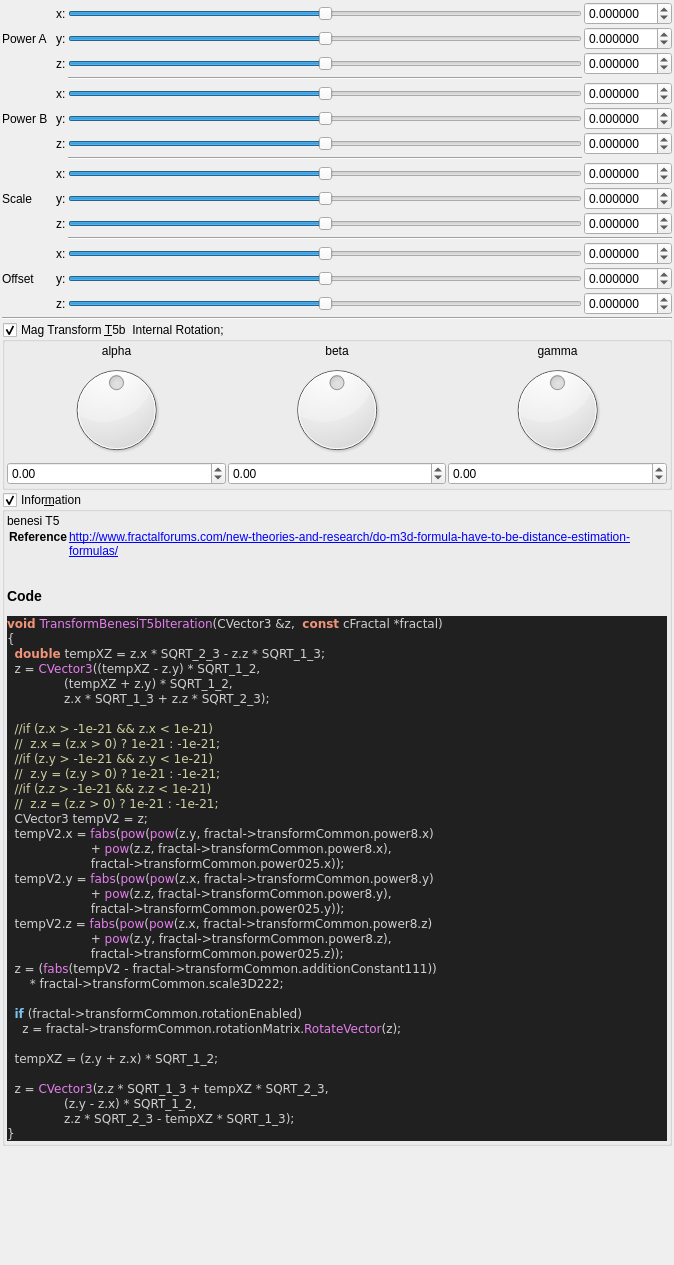
Qt form mandelbulber2/qt_data/fractal_transf_benesi_T5b.ui (buddhi1980/mandelbulber2) before a commit.
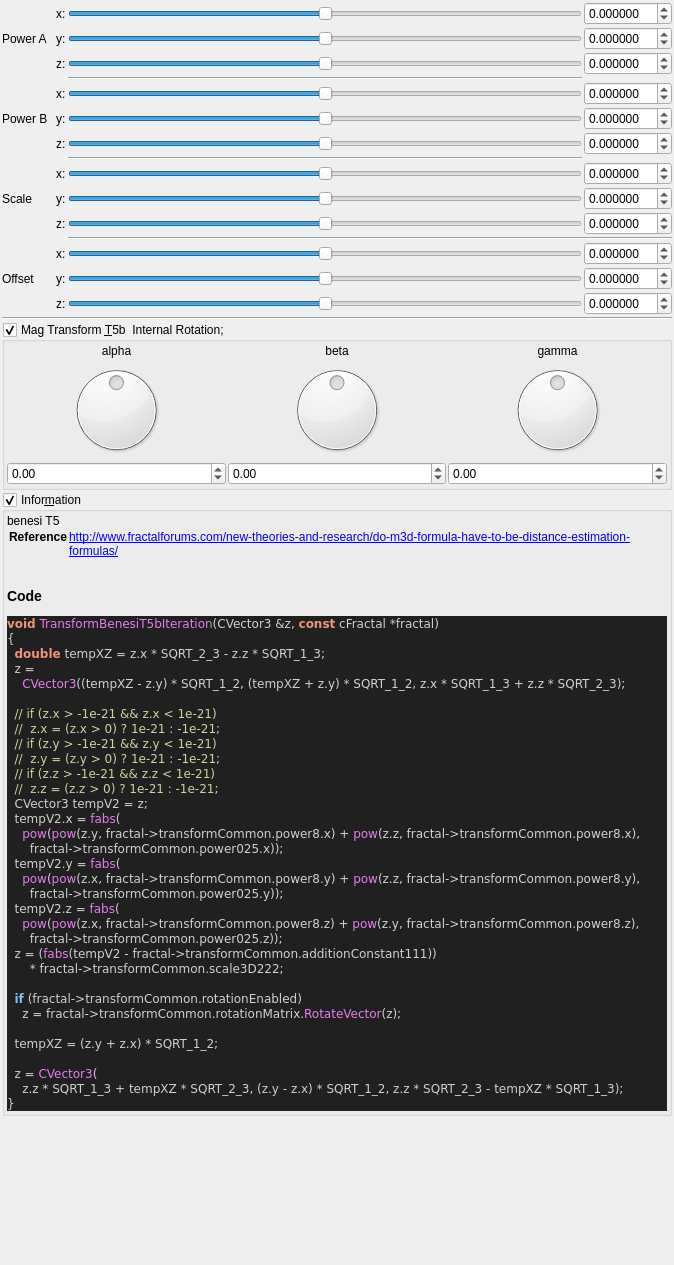
The same form after that commit. Custom widgets are drawn as their Qt base class.

Commit message:
source code format for fractal_formulas.cpp
- now complete code base is refactored!
- also regenerated ui files with populateUiInformation.php
- codeStyleCheck.php is now fully functional and can be used auto
refactor the code base (may be a little slow)

The edit to the form file:
```diff
--- a/mandelbulber2/qt_data/fractal_transf_benesi_T5b.ui
+++ b/mandelbulber2/qt_data/fractal_transf_benesi_T5b.ui
@@ -1027,29 +1027,28 @@
 &lt;/table&gt;
 &lt;h3&gt;Code&lt;/h3&gt;
 &lt;body style=&quot;background-color:#202020&quot;&gt;
-&lt;pre style=&quot;color:#d0d0d0; background-color:#202020;  font-family:'Courier New',monospace;&quot;&gt;&lt;span style=&quot;color:#f09479; font-weight:bold&quot;&gt;void&lt;/span&gt; &lt;span style=&quot;color:#e47eed&quot;&gt;TransformBenesiT5bIteration&lt;/span&gt;&lt;span style=&quot;color:#d0d0d0&quot;&gt;(&lt;/span&gt;CVector3 &lt;span style=&quot;color:#d0d0d0&quot;&gt;&amp;amp;&lt;/span&gt;z&lt;span style=&quot;color:#d0d0d0&quot;&gt;,&lt;/span&gt;  &lt;span style=&quot;color:#f09479; font-weight:bold&quot;&gt;const&lt;/span&gt; cFractal &lt;span style=&quot;color:#d0d0d0&quot;&gt;*&lt;/span&gt;fractal&lt;span style=&quot;color:#d0d0d0&quot;&gt;)&lt;/span&gt;
+&lt;pre style=&quot;color:#d0d0d0; background-color:#202020;  font-family:'Courier New',monospace;&quot;&gt;&lt;span style=&quot;color:#f09479; font-weight:bold&quot;&gt;void&lt;/span&gt; &lt;span style=&quot;color:#e47eed&quot;&gt;TransformBenesiT5bIteration&lt;/span&gt;&lt;span style=&quot;color:#d0d0d0&quot;&gt;(&lt;/span&gt;CVector3 &lt;span style=&quot;color:#d0d0d0&quot;&gt;&amp;amp;&lt;/span&gt;z&lt;span style=&quot;color:#d0d0d0&quot;&gt;,&lt;/span&gt; &lt;span style=&quot;color:#f09479; font-weight:bold&quot;&gt;const&lt;/span&gt; cFractal &lt;span style=&quot;color:#d0d0d0&quot;&gt;*&lt;/span&gt;fractal&lt;span style=&quot;color:#d0d0d0&quot;&gt;)&lt;/span&gt;
 &lt;span style=&quot;color:#d0d0d0&quot;&gt;{&lt;/span&gt;
   &lt;span style=&quot;color:#f09479; font-weight:bold&quot;&gt;double&lt;/span&gt; tempXZ &lt;span style=&quot;color:#d0d0d0&quot;&gt;=&lt;/span&gt; z&lt;span style=&quot;color:#d0d0d0&quot;&gt;.&lt;/span&gt;x &lt;span style=&quot;color:#d0d0d0&quot;&gt;*&lt;/span&gt; SQRT_2_3 &lt;span style=&quot;color:#d0d0d0&quot;&gt;-&lt;/span&gt; z&lt;span style=&quot;color:#d0d0d0&quot;&gt;.&lt;/span&gt;z &lt;span style=&quot;color:#d0d0d0&quot;&gt;*&lt;/span&gt; SQRT_1_3&lt;span style=&quot;color:#d0d0d0&quot;&gt;;&lt;/span&gt;
-  z &lt;span style=&quot;color:#d0d0d0&quot;&gt;=&lt;/span&gt; &lt;span style=&quot;color:#e47eed&quot;&gt;CVector3&lt;/span&gt;&lt;span style=&quot;color:#d0d0d0&quot;&gt;((&lt;/span&gt;tempXZ &lt;span style=&quot;color:#d0d0d0&quot;&gt;-&lt;/span&gt; z&lt;span style=&quot;color:#d0d0d0&quot;&gt;.&lt;/span&gt;y&lt;span style=&quot;color:#d0d0d0&quot;&gt;) *&lt;/span&gt; SQRT_1_2&lt;span style=&quot;color:#d0d0d0&quot;&gt;,&lt;/span&gt;
-               &lt;span style=&quot;color:#d0d0d0&quot;&gt;(&lt;/span&gt;tempXZ &lt;span style=&quot;color:#d0d0d0&quot;&gt;+&lt;/span&gt; z&lt;span style=&quot;color:#d0d0d0&quot;&gt;.&lt;/span&gt;y&lt;span style=&quot;color:#d0d0d0&quot;&gt;) *&lt;/span&gt; SQRT_1_2&lt;span style=&quot;color:#d0d0d0&quot;&gt;,&lt;/span&gt;
-               z&lt;span style=&quot;color:#d0d0d0&quot;&gt;.&lt;/span&gt;x &lt;span style=&quot;color:#d0d0d0&quot;&gt;*&lt;/span&gt; SQRT_1_3 &lt;span style=&quot;color:#d0d0d0&quot;&gt;+&lt;/span&gt; z&lt;span style=&quot;color:#d0d0d0&quot;&gt;.&lt;/span&gt;z &lt;span style=&quot;color:#d0d0d0&quot;&gt;*&lt;/span&gt; SQRT_2_3&lt;span style=&quot;color:#d0d0d0&quot;&gt;);&lt;/span&gt;
+  z &lt;span style=&quot;color:#d0d0d0&quot;&gt;=&lt;/span&gt;
+    &lt;span style=&quot;color:#e47eed&quot;&gt;CVector3&lt;/span&gt;&lt;span style=&quot;color:#d0d0d0&quot;&gt;((&lt;/span&gt;tempXZ &lt;span style=&quot;color:#d0d0d0&quot;&gt;-&lt;/span&gt; z&lt;span style=&quot;color:#d0d0d0&quot;&gt;.&lt;/span&gt;y&lt;span style=&quot;color:#d0d0d0&quot;&gt;) *&lt;/span&gt; SQRT_1_2&lt;span style=&quot;color:#d0d0d0&quot;&gt;, (&lt;/span&gt;tempXZ &lt;span style=&quot;color:#d0d0d0&quot;&gt;+&lt;/span&gt; z&lt;span style=&quot;color:#d0d0d0&quot;&gt;.&lt;/span&gt;y&lt;span style=&quot;color:#d0d0d0&quot;&gt;) *&lt;/span&gt; SQRT_1_2&lt;span style=&quot;color:#d0d0d0&quot;&gt;,&lt;/span&gt; z&lt;span style=&quot;color:#d0d0d0&quot;&gt;.&lt;/span&gt;x &lt;span style=&quot;color:#d0d0d0&quot;&gt;*&lt;/span&gt; SQRT_1_3 &lt;span style=&quot;color:#d0d0d0&quot;&gt;+&lt;/span&gt; z&lt;span style=&quot;color:#d0d0d0&quot;&gt;.&lt;/span&gt;z &lt;span style=&quot;color:#d0d0d0&quot;&gt;*&lt;/span&gt; SQRT_2_3&lt;span style=&quot;color:#d0d0d0&quot;&gt;);&lt;/span&gt;
 
-  &lt;span style=&quot;color:#d0d0a0&quot;&gt;//if (z.x &amp;gt; -1e-21 &amp;amp;&amp;amp; z.x &amp;lt; 1e-21)&lt;/span&gt;
+  &lt;span style=&quot;color:#d0d0a0&quot;&gt;// if (z.x &amp;gt; -1e-21 &amp;amp;&amp;amp; z.x &amp;lt; 1e-21)&lt;/span&gt;
   &lt;span style=&quot;color:#d0d0a0&quot;&gt;//  z.x = (z.x &amp;gt; 0) ? 1e-21 : -1e-21;&lt;/span&gt;
-  &lt;span style=&quot;color:#d0d0a0&quot;&gt;//if (z.y &amp;gt; -1e-21 &amp;amp;&amp;amp; z.y &amp;lt; 1e-21)&lt;/span&gt;
+  &lt;span style=&quot;color:#d0d0a0&quot;&gt;// if (z.y &amp;gt; -1e-21 &amp;amp;&amp;amp; z.y &amp;lt; 1e-21)&lt;/span&gt;
   &lt;span style=&quot;color:#d0d0a0&quot;&gt;//  z.y = (z.y &amp;gt; 0) ? 1e-21 : -1e-21;&lt;/span&gt;
-  &lt;span style=&quot;color:#d0d0a0&quot;&gt;//if (z.z &amp;gt; -1e-21 &amp;amp;&amp;amp; z.z &amp;lt; 1e-21)&lt;/span&gt;
+  &lt;span style=&quot;color:#d0d0a0&quot;&gt;// if (z.z &amp;gt; -1e-21 &amp;amp;&amp;amp; z.z &amp;lt; 1e-21)&lt;/span&gt;
   &lt;span style=&quot;color:#d0d0a0&quot;&gt;//  z.z = (z.z &amp;gt; 0) ? 1e-21 : -1e-21;&lt;/span&gt;
   CVector3 tempV2 &lt;span style=&quot;color:#d0d0d0&quot;&gt;=&lt;/span&gt; z&lt;span style=&quot;color:#d0d0d0&quot;&gt;;&lt;/span&gt;
-  tempV2&lt;span style=&quot;color:#d0d0d0&quot;&gt;.&lt;/span&gt;x &lt;span style=&quot;color:#d0d0d0&quot;&gt;=&lt;/span&gt; &lt;span style=&quot;color:#e47eed&quot;&gt;fabs&lt;/span&gt;&lt;span style=&quot;color:#d0d0d0&quot;&gt;(&lt;/span&gt;&lt;span style=&quot;color:#e47eed&quot;&gt;pow&lt;/span&gt;&lt;span style=&quot;color:#d0d0d0&quot;&gt;(&lt;/span&gt;&lt;span style=&quot;color:#e47eed&quot;&gt;pow&lt;/span&gt;&lt;span style=&quot;color:#d0d0d0&quot;&gt;(&lt;/span&gt;z&lt;span style=&quot;color:#d0d0d0&quot;&gt;.&lt;/span&gt;y&lt;span style=&quot;color:#d0d0d0&quot;&gt;,&lt;/span&gt; fractal&lt;span style=&quot;color:#d0d0d0&quot;&gt;-&amp;gt;&lt;/span&gt;transformCommon&lt;span style=&quot;color:#d0d0d0&quot;&gt;.&lt;/span&gt;power8&lt;span style=&quot;color:#d0d0d0&quot;&gt;.&lt;/span&gt;x&lt;span style=&quot;color:#d0d0d0&quot;&gt;)&lt;/span&gt;
-                      &lt;span style=&quot;color:#d0d0d0&quot;&gt;+&lt;/span&gt; &lt;span style=&quot;color:#e47eed&quot;&gt;pow&lt;/span&gt;&lt;span style=&quot;color:#d0d0d0&quot;&gt;(&lt;/span&gt;z&lt;span style=&quot;color:#d0d0d0&quot;&gt;.&lt;/span&gt;z&lt;span style=&quot;color:#d0d0d0&quot;&gt;,&lt;/span&gt; fractal&lt;span style=&quot;color:#d0d0d0&quot;&gt;-&amp;gt;&lt;/span&gt;transformCommon&lt;span style=&quot;color:#d0d0d0&quot;&gt;.&lt;/span&gt;power8&lt;span style=&quot;color:#d0d0d0&quot;&gt;.&lt;/span&gt;x&lt;span style=&quot;color:#d0d0d0&quot;&gt;),&lt;/span&gt;
-                      fractal&lt;span style=&quot;color:#d0d0d0&quot;&gt;-&amp;gt;&lt;/span&gt;transformCommon&lt;span style=&quot;color:#d0d0d0&quot;&gt;.&lt;/span&gt;power025&lt;span style=&quot;color:#d0d0d0&quot;&gt;.&lt;/span&gt;x&lt;span style=&quot;color:#d0d0d0&quot;&gt;));&lt;/span&gt;
-  tempV2&lt;span style=&quot;color:#d0d0d0&quot;&gt;.&lt;/span&gt;y &lt;span style=&quot;color:#d0d0d0&quot;&gt;=&lt;/span&gt; &lt;span style=&quot;color:#e47eed&quot;&gt;fabs&lt;/span&gt;&lt;span style=&quot;color:#d0d0d0&quot;&gt;(&lt;/span&gt;&lt;span style=&quot;color:#e47eed&quot;&gt;pow&lt;/span&gt;&lt;span style=&quot;color:#d0d0d0&quot;&gt;(&lt;/span&gt;&lt;span style=&quot;color:#e47eed&quot;&gt;pow&lt;/span&gt;&lt;span style=&quot;color:#d0d0d0&quot;&gt;(&lt;/span&gt;z&lt;span style=&quot;color:#d0d0d0&quot;&gt;.&lt;/span&gt;x&lt;span style=&quot;color:#d0d0d0&quot;&gt;,&lt;/span&gt; fractal&lt;span style=&quot;color:#d0d0d0&quot;&gt;-&amp;gt;&lt;/span&gt;transformCommon&lt;span style=&quot;color:#d0d0d0&quot;&gt;.&lt;/span&gt;power8&lt;span style=&quot;color:#d0d0d0&quot;&gt;.&lt;/span&gt;y&lt;span style=&quot;color:#d0d0d0&quot;&gt;)&lt;/span&gt;
-                      &lt;span style=&quot;color:#d0d0d0&quot;&gt;+&lt;/span&gt; &lt;span style=&quot;color:#e47eed&quot;&gt;pow&lt;/span&gt;&lt;span style=&quot;color:#d0d0d0&quot;&gt;(&lt;/span&gt;z&lt;span style=&quot;color:#d0d0d0&quot;&gt;.&lt;/span&gt;z&lt;span style=&quot;color:#d0d0d0&quot;&gt;,&lt;/span&gt; fractal&lt;span style=&quot;color:#d0d0d0&quot;&gt;-&amp;gt;&lt;/span&gt;transformCommon&lt;span style=&quot;color:#d0d0d0&quot;&gt;.&lt;/span&gt;power8&lt;span style=&quot;color:#d0d0d0&quot;&gt;.&lt;/span&gt;y&lt;span style=&quot;color:#d0d0d0&quot;&gt;),&lt;/span&gt;
-                      fractal&lt;span style=&quot;color:#d0d0d0&quot;&gt;-&amp;gt;&lt;/span&gt;transformCommon&lt;span style=&quot;color:#d0d0d0&quot;&gt;.&lt;/span&gt;power025&lt;span style=&quot;color:#d0d0d0&quot;&gt;.&lt;/span&gt;y&lt;span style=&quot;color:#d0d0d0&quot;&gt;));&lt;/span&gt;
-  tempV2&lt;span style=&quot;color:#d0d0d0&quot;&gt;.&lt;/span&gt;z &lt;span style=&quot;color:#d0d0d0&quot;&gt;=&lt;/span&gt; &lt;span style=&quot;color:#e47eed&quot;&gt;fabs&lt;/span&gt;&lt;span style=&quot;color:#d0d0d0&quot;&gt;(&lt;/span&gt;&lt;span style=&quot;color:#e47eed&quot;&gt;pow&lt;/span&gt;&lt;span style=&quot;color:#d0d0d0&quot;&gt;(&lt;/span&gt;&lt;span style=&quot;color:#e47eed&quot;&gt;pow&lt;/span&gt;&lt;span style=&quot;color:#d0d0d0&quot;&gt;(&lt;/span&gt;z&lt;span style=&quot;color:#d0d0d0&quot;&gt;.&lt;/span&gt;x&lt;span style=&quot;color:#d0d0d0&quot;&gt;,&lt;/span&gt; fractal&lt;span style=&quot;color:#d0d0d0&quot;&gt;-&amp;gt;&lt;/span&gt;transformCommon&lt;span style=&quot;color:#d0d0d0&quot;&gt;.&lt;/span&gt;power8&lt;span style=&quot;color:#d0d0d0&quot;&gt;.&lt;/span&gt;z&lt;span style=&quot;color:#d0d0d0&quot;&gt;)&lt;/span&gt;
-                      &lt;span style=&quot;color:#d0d0d0&quot;&gt;+&lt;/span&gt; &lt;span style=&quot;color:#e47eed&quot;&gt;pow&lt;/span&gt;&lt;span style=&quot;color:#d0d0d0&quot;&gt;(&lt;/span&gt;z&lt;span style=&quot;color:#d0d0d0&quot;&gt;.&lt;/span&gt;y&lt;span style=&quot;color:#d0d0d0&quot;&gt;,&lt;/span&gt; fractal&lt;span style=&quot;color:#d0d0d0&quot;&gt;-&amp;gt;&lt;/span&gt;transformCommon&lt;span style=&quot;color:#d0d0d0&quot;&gt;.&lt;/span&gt;power8&lt;span style=&quot;color:#d0d0d0&quot;&gt;.&lt;/span&gt;z&lt;span style=&quot;color:#d0d0d0&quot;&gt;),&lt;/span&gt;
-                      fractal&lt;span style=&quot;color:#d0d0d0&quot;&gt;-&amp;gt;&lt;/span&gt;transformCommon&lt;span style=&quot;color:#d0d0d0&quot;&gt;.&lt;/span&gt;power025&lt;span style=&quot;color:#d0d0d0&quot;&gt;.&lt;/span&gt;z&lt;span style=&quot;color:#d0d0d0&quot;&gt;));&lt;/span&gt;
+  tempV2&lt;span style=&quot;color:#d0d0d0&quot;&gt;.&lt;/span&gt;x &lt;span style=&quot;color:#d0d0d0&quot;&gt;=&lt;/span&gt; &lt;span style=&quot;color:#e47eed&quot;&gt;fabs&lt;/span&gt;&lt;span style=&quot;color:#d0d0d0&quot;&gt;(&lt;/span&gt;
+    &lt;span style=&quot;color:#e47eed&quot;&gt;pow&lt;/span&gt;&lt;span style=&quot;color:#d0d0d0&quot;&gt;(&lt;/span&gt;&lt;span style=&quot;color:#e47eed&quot;&gt;pow&lt;/span&gt;&lt;span style=&quot;color:#d0d0d0&quot;&gt;(&lt;/span&gt;z&lt;span style=&quot;color:#d0d0d0&quot;&gt;.&lt;/span&gt;y&lt;span style=&quot;color:#d0d0d0&quot;&gt;,&lt;/span&gt; fractal&lt;span style=&quot;color:#d0d0d0&quot;&gt;-&amp;gt;&lt;/span&gt;transformCommon&lt;span style=&quot;color:#d0d0d0&quot;&gt;.&lt;/span&gt;power8&lt;span style=&quot;color:#d0d0d0&quot;&gt;.&lt;/span&gt;x&lt;span style=&quot;color:#d0d0d0&quot;&gt;) +&lt;/span&gt; &lt;span style=&quot;color:#e47eed&quot;&gt;pow&lt;/span&gt;&lt;span style=&quot;color:#d0d0d0&quot;&gt;(&lt;/span&gt;z&lt;span style=&quot;color:#d0d0d0&quot;&gt;.&lt;/span&gt;z&lt;span style=&quot;color:#d0d0d0&quot;&gt;,&lt;/span&gt; fractal&lt;span style=&quot;color:#d0d0d0&quot;&gt;-&amp;gt;&lt;/span&gt;transformCommon&lt;span style=&quot;color:#d0d0d0&quot;&gt;.&lt;/span&gt;power8&lt;span style=&quot;color:#d0d0d0&quot;&gt;.&lt;/span&gt;x&lt;span style=&quot;color:#d0d0d0&quot;&gt;),&lt;/span&gt;
+      fractal&lt;span style=&quot;color:#d0d0d0&quot;&gt;-&amp;gt;&lt;/span&gt;transformCommon&lt;span style=&quot;color:#d0d0d0&quot;&gt;.&lt;/span&gt;power025&lt;span style=&quot;color:#d0d0d0&quot;&gt;.&lt;/span&gt;x&lt;span style=&quot;color:#d0d0d0&quot;&gt;));&lt;/span&gt;
+  tempV2&lt;span style=&quot;color:#d0d0d0&quot;&gt;.&lt;/span&gt;y &lt;span style=&quot;color:#d0d0d0&quot;&gt;=&lt;/span&gt; &lt;span style=&quot;color:#e47eed&quot;&gt;fabs&lt;/span&gt;&lt;span style=&quot;color:#d0d0d0&quot;&gt;(&lt;/span&gt;
+    &lt;span style=&quot;color:#e47eed&quot;&gt;pow&lt;/span&gt;&lt;span style=&quot;color:#d0d0d0&quot;&gt;(&lt;/span&gt;&lt;span style=&quot;color:#e47eed&quot;&gt;pow&lt;/span&gt;&lt;span style=&quot;color:#d0d0d0&quot;&gt;(&lt;/span&gt;z&lt;span style=&quot;color:#d0d0d0&quot;&gt;.&lt;/span&gt;x&lt;span style=&quot;color:#d0d0d0&quot;&gt;,&lt;/span&gt; fractal&lt;span style=&quot;color:#d0d0d0&quot;&gt;-&amp;gt;&lt;/span&gt;transformCommon&lt;span style=&quot;color:#d0d0d0&quot;&gt;.&lt;/span&gt;power8&lt;span style=&quot;color:#d0d0d0&quot;&gt;.&lt;/span&gt;y&lt;span style=&quot;color:#d0d0d0&quot;&gt;) +&lt;/span&gt; &lt;span style=&quot;color:#e47eed&quot;&gt;pow&lt;/span&gt;&lt;span style=&quot;color:#d0d0d0&quot;&gt;(&lt;/span&gt;z&lt;span style=&quot;color:#d0d0d0&quot;&gt;.&lt;/span&gt;z&lt;span style=&quot;color:#d0d0d0&quot;&gt;,&lt;/span&gt; fractal&lt;span style=&quot;color:#d0d0d0&quot;&gt;-&amp;gt;&lt;/span&gt;transformCommon&lt;span style=&quot;color:#d0d0d0&quot;&gt;.&lt;/span&gt;power8&lt;span style=&quot;color:#d0d0d0&quot;&gt;.&lt;/span&gt;y&lt;span style=&quot;color:#d0d0d0&quot;&gt;),&lt;/span&gt;
+      fractal&lt;span style=&quot;color:#d0d0d0&quot;&gt;-&amp;gt;&lt;/span&gt;transformCommon&lt;span style=&quot;color:#d0d0d0&quot;&gt;.&lt;/span&gt;power025&lt;span style=&quot;color:#d0d0d0&quot;&gt;.&lt;/span&gt;y&lt;span style=&quot;color:#d0d0d0&quot;&gt;));&lt;/span&gt;
+  tempV2&lt;span style=&quot;color:#d0d0d0&quot;&gt;.&lt;/span&gt;z &lt;span style=&quot;color:#d0d0d0&quot;&gt;=&lt;/span&gt; &lt;span style=&quot;color:#e47eed&quot;&gt;fabs&lt;/span&gt;&lt;span style=&quot;color:#d0d0d0&quot;&gt;(&lt;/span&gt;
+    &lt;span style=&quot;color:#e47eed&quot;&gt;pow&lt;/span&gt;&lt;span style=&quot;color:#d0d0d0&quot;&gt;(&lt;/span&gt;&lt;span style=&quot;color:#e47eed&quot;&gt;pow&lt;/span&gt;&lt;span style=&quot;color:#d0d0d0&quot;&gt;(&lt;/span&gt;z&lt;span style=&quot;color:#d0d0d0&quot;&gt;.&lt;/span&gt;x&lt;span style=&quot;color:#d0d0d0&quot;&gt;,&lt;/span&gt; fractal&lt;span style=&quot;color:#d0d0d0&quot;&gt;-&amp;gt;&lt;/span&gt;transformCommon&lt;span style=&quot;color:#d0d0d0&quot;&gt;.&lt;/span&gt;power8&lt;span style=&quot;color:#d0d0d0&quot;&gt;.&lt;/span&gt;z&lt;span style=&quot;color:#d0d0d0&quot;&gt;) +&lt;/span&gt; &lt;span style=&quot;color:#e47eed&quot;&gt;pow&lt;/span&gt;&lt;span style=&quot;color:#d0d0d0&quot;&gt;(&lt;/span&gt;z&lt;span style=&quot;color:#d0d0d0&quot;&gt;.&lt;/span&gt;y&lt;span style=&quot;color:#d0d0d0&quot;&gt;,&lt;/span&gt; fractal&lt;span style=&quot;color:#d0d0d0&quot;&gt;-&amp;gt;&lt;/span&gt;transformCommon&lt;span style=&quot;color:#d0d0d0&quot;&gt;.&lt;/span&gt;power8&lt;span style=&quot;color:#d0d0d0&quot;&gt;.&lt;/span&gt;z&lt;span style=&quot;color:#d0d0d0&quot;&gt;),&lt;/span&gt;
+      fractal&lt;span style=&quot;color:#d0d0d0&quot;&gt;-&amp;gt;&lt;/span&gt;transformCommon&lt;span style=&quot;color:#d0d0d0&quot;&gt;.&lt;/span&gt;power025&lt;span style=&quot;color:#d0d0d0&quot;&gt;.&lt;/span&gt;z&lt;span style=&quot;color:#d0d0d0&quot;&gt;));&lt;/span&gt;
   z &lt;span style=&quot;color:#d0d0d0&quot;&gt;= (&lt;/span&gt;&lt;span style=&quot;color:#e47eed&quot;&gt;fabs&lt;/span&gt;&lt;span style=&quot;color:#d0d0d0&quot;&gt;(&lt;/span&gt;tempV2 &lt;span style=&quot;color:#d0d0d0&quot;&gt;-&lt;/span&gt; fractal&lt;span style=&quot;color:#d0d0d0&quot;&gt;-&amp;gt;&lt;/span&gt;transformCommon&lt;span style=&quot;color:#d0d0d0&quot;&gt;.&lt;/span&gt;additionConstant111&lt;span style=&quot;color:#d0d0d0&quot;&gt;))&lt;/span&gt;
       &lt;span style=&quot;color:#d0d0d0&quot;&gt;*&lt;/span&gt; fractal&lt;span style=&quot;color:#d0d0d0&quot;&gt;-&amp;gt;&lt;/span&gt;transformCommon&lt;span style=&quot;color:#d0d0d0&quot;&gt;.&lt;/span&gt;scale3D222&lt;span style=&quot;color:#d0d0d0&quot;&gt;;&lt;/span&gt;
 
@@ -1058,9 +1057,8 @@
 
   tempXZ &lt;span style=&quot;color:#d0d0d0&quot;&gt;= (&lt;/span&gt;z&lt;span style=&quot;color:#d0d0d0&quot;&gt;.&lt;/span&gt;y &lt;span style=&quot;color:#d0d0d0&quot;&gt;+&lt;/span&gt; z&lt;span style=&quot;color:#d0d0d0&quot;&gt;.&lt;/span&gt;x&lt;span style=&quot;color:#d0d0d0&quot;&gt;) *&lt;/span&gt; SQRT_1_2&lt;span style=&quot;color:#d0d0d0&quot;&gt;;&lt;/span&gt;
 
-  z &lt;span style=&quot;color:#d0d0d0&quot;&gt;=&lt;/span&gt; &lt;span style=&quot;color:#e47eed&quot;&gt;CVector3&lt;/span&gt;&lt;span style=&quot;color:#d0d0d0&quot;&gt;(&lt;/span&gt;z&lt;span style=&quot;color:#d0d0d0&quot;&gt;.&lt;/span&gt;z &lt;span style=&quot;color:#d0d0d0&quot;&gt;*&lt;/span&gt; SQRT_1_3 &lt;span style=&quot;color:#d0d0d0&quot;&gt;+&lt;/span&gt; tempXZ &lt;span style=&quot;color:#d0d0d0&quot;&gt;*&lt;/span&gt; SQRT_2_3&lt;span style=&quot;color:#d0d0d0&quot;&gt;,&lt;/span&gt;
-               &lt;span style=&quot;color:#d0d0d0&quot;&gt;(&lt;/span&gt;z&lt;span style=&quot;color:#d0d0d0&quot;&gt;.&lt;/span&gt;y &lt;span style=&quot;color:#d0d0d0&quot;&gt;-&lt;/span&gt; z&lt;span style=&quot;color:#d0d0d0&quot;&gt;.&lt;/span&gt;x&lt;span style=&quot;color:#d0d0d0&quot;&gt;) *&lt;/span&gt; SQRT_1_2&lt;span style=&quot;color:#d0d0d0&quot;&gt;,&lt;/span&gt;
-               z&lt;span style=&quot;color:#d0d0d0&quot;&gt;.&lt;/span&gt;z &lt;span style=&quot;color:#d0d0d0&quot;&gt;*&lt;/span&gt; SQRT_2_3 &lt;span style=&quot;color:#d0d0d0&quot;&gt;-&lt;/span&gt; tempXZ &lt;span style=&quot;color:#d0d0d0&quot;&gt;*&lt;/span&gt; SQRT_1_3&lt;span style=&quot;color:#d0d0d0&quot;&gt;);&lt;/span&gt;
+  z &lt;span style=&quot;color:#d0d0d0&quot;&gt;=&lt;/span&gt; &lt;span style=&quot;color:#e47eed&quot;&gt;CVector3&lt;/span&gt;&lt;span style=&quot;color:#d0d0d0&quot;&gt;(&lt;/span&gt;
+    z&lt;span style=&quot;color:#d0d0d0&quot;&gt;.&lt;/span&gt;z &lt;span style=&quot;color:#d0d0d0&quot;&gt;*&lt;/span&gt; SQRT_1_3 &lt;span style=&quot;color:#d0d0d0&quot;&gt;+&lt;/span&gt; tempXZ &lt;span style=&quot;color:#d0d0d0&quot;&gt;*&lt;/span&gt; SQRT_2_3&lt;span style=&quot;color:#d0d0d0&quot;&gt;, (&lt;/span&gt;z&lt;span style=&quot;color:#d0d0d0&quot;&gt;.&lt;/span&gt;y &lt;span style=&quot;color:#d0d0d0&quot;&gt;-&lt;/span&gt; z&lt;span style=&quot;color:#d0d0d0&quot;&gt;.&lt;/span&gt;x&lt;span style=&quot;color:#d0d0d0&quot;&gt;) *&lt;/span&gt; SQRT_1_2&lt;span style=&quot;color:#d0d0d0&quot;&gt;,&lt;/span&gt; z&lt;span style=&quot;color:#d0d0d0&quot;&gt;.&lt;/span&gt;z &lt;span style=&quot;color:#d0d0d0&quot;&gt;*&lt;/span&gt; SQRT_2_3 &lt;span style=&quot;color:#d0d0d0&quot;&gt;-&lt;/span&gt; tempXZ &lt;span style=&quot;color:#d0d0d0&quot;&gt;*&lt;/span&gt; SQRT_1_3&lt;span style=&quot;color:#d0d0d0&quot;&gt;);&lt;/span&gt;
 &lt;span style=&quot;color:#d0d0d0&quot;&gt;}&lt;/span&gt;
 &lt;/pre&gt;
 &lt;/body&gt;</string>
```
The commit also changes 101 other files.
